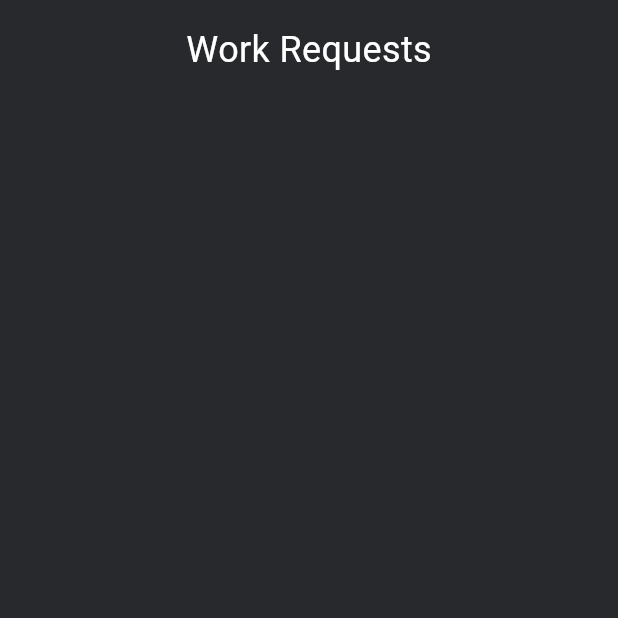
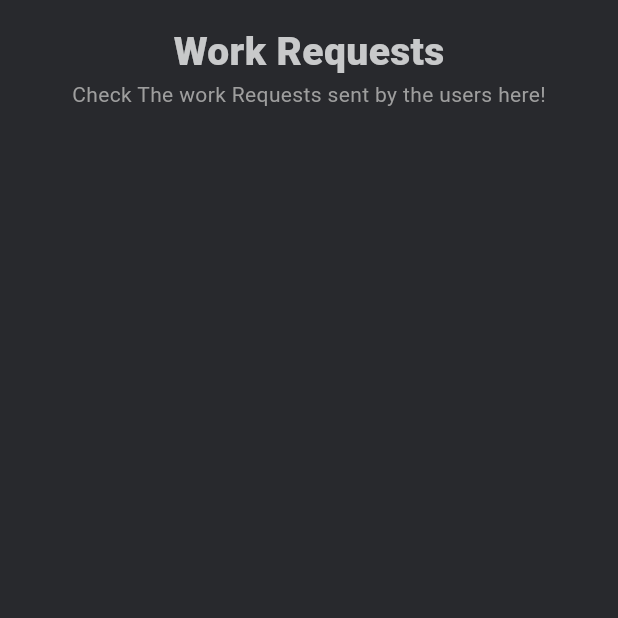
Before and after one commit to YashIngole/Team-LKC-Ninjas, a Flutter app: the workerrequests screen opened directly, on a phone screen of 412 x 824 dp, the top half of it. Run offline on Flutter 3.47's test engine with Material 2 defaults, Android fonts, the phone set to English and light mode, and no system bars; our stand-ins replace cached_network_image, carousel_slider, cloud_firestore, firebase_auth, firebase_core, firebase_storage and 9 more; accounts and stored records are empty; network calls fail.

Commit message:
revamped worker side ui

```diff
--- a/lib/user/customslider.dart
+++ b/lib/user/customslider.dart
@@ -4,7 +4,7 @@ import 'package:flutter/material.dart';
 import 'package:flutter_screenutil/flutter_screenutil.dart';
 
 import 'package:sahayak/user/home.dart';
-import 'package:sahayak/user/planetlistview.dart';
+import 'package:sahayak/user/Categorieslistview.dart';
 
 class CustomCarouselSlider extends StatelessWidget {
   const CustomCarouselSlider({
--- a/lib/workers/WorkerRequests.dart
+++ b/lib/workers/WorkerRequests.dart
@@ -1,6 +1,7 @@
 import 'package:cloud_firestore/cloud_firestore.dart';
 import 'package:firebase_auth/firebase_auth.dart';
 import 'package:flutter/material.dart';
+import 'package:google_fonts/google_fonts.dart';
 import 'package:sahayak/Loading.dart';
 import 'package:sahayak/Themeconst.dart';
 import 'package:sahayak/auth%20svc/authentication.dart';
@@ -56,9 +57,20 @@ class _workerrequestsState extends State<workerrequests> {
           padding: const EdgeInsets.all(16.0),
           child: Column(
             children: <Widget>[
-              const Text(
-                'Work Requests',
-                style: TextStyle(color: Colors.white, fontSize: 24),
+              Text(
+                "Work Requests",
+                style: GoogleFonts.roboto(
+                  fontSize: 26,
+                  color: const Color.fromARGB(255, 200, 201, 202),
+                  fontWeight: FontWeight.w900,
+                ),
+              ),
+              Text(
+                "Check The work Requests sent by the users here!",
+                style: TextStyle(color: Colors.grey),
+              ),
+              SizedBox(
+                height: 10,
               ),
               StreamBuilder<QuerySnapshot<Map<String, dynamic>>>(
                 stream: FirebaseFirestore.instance
```
Also changed, not shown: lib/user/Landingpage.dart (+7 -5 lines), lib/user/UserProfile.dart (+6 -2 lines), lib/workers/workerpage.dart (+77 -95 lines), lib/workers/workerprofile.dart (+8 -4 lines), lib/workers/workerprofile2.dart (+6 -2 lines), lib/user/Categorieslistview.dart (renamed from lib/user/planetlistview.dart).
